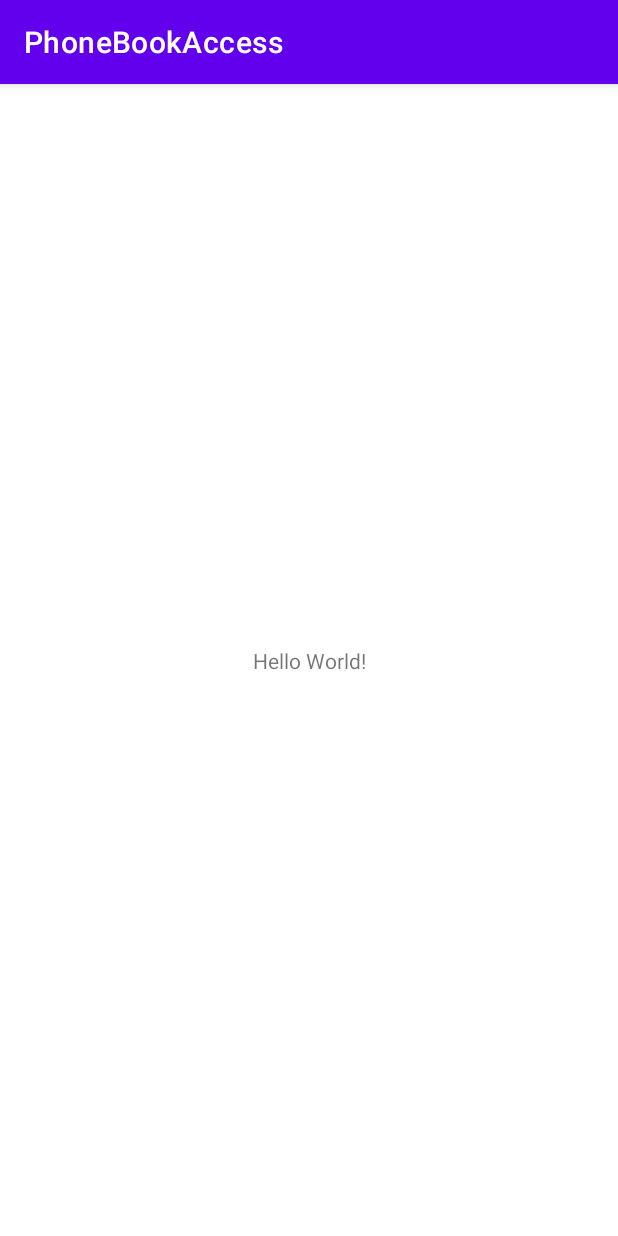
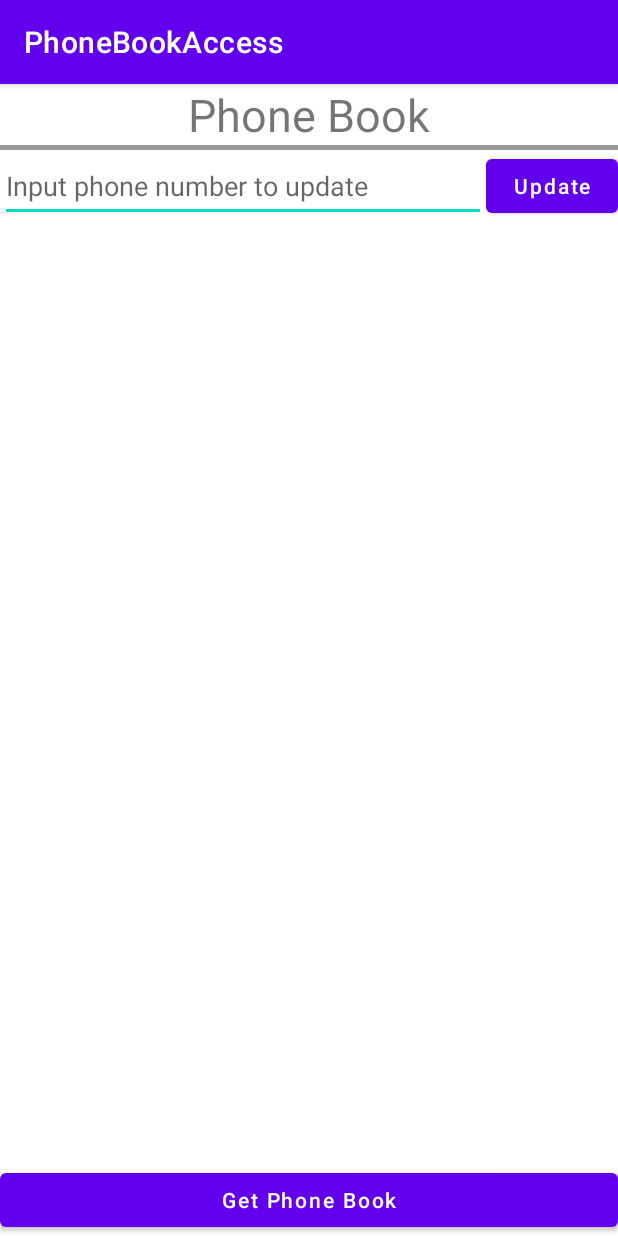
Before and after one commit to LinShuHung/PhonebookAccess, an Android app: the screen it shows after launch (MainActivity), on a phone screen of 412 x 824 dp. Run offline under Robolectric (Android 15) with nearby library versions, the phone set to English and light mode, and no system bars.

Commit message:
Add layout

```diff
--- a/app/src/main/java/com/suhun/phonebookaccess/MainActivity.java
+++ b/app/src/main/java/com/suhun/phonebookaccess/MainActivity.java
@@ -3,6 +3,7 @@ package com.suhun.phonebookaccess;
 import androidx.appcompat.app.AppCompatActivity;
 
 import android.os.Bundle;
+import android.view.View;
 
 public class MainActivity extends AppCompatActivity {
 
@@ -11,4 +12,8 @@ public class MainActivity extends AppCompatActivity {
         super.onCreate(savedInstanceState);
         setContentView(R.layout.activity_main);
     }
+
+    public void updateFun(View view){
+
+    }
 }
--- a/app/src/main/res/layout/activity_main.xml
+++ b/app/src/main/res/layout/activity_main.xml
@@ -1,18 +1,63 @@
 <?xml version="1.0" encoding="utf-8"?>
-<androidx.constraintlayout.widget.ConstraintLayout xmlns:android="http://schemas.android.com/apk/res/android"
+<LinearLayout
+    xmlns:android="http://schemas.android.com/apk/res/android"
     xmlns:app="http://schemas.android.com/apk/res-auto"
     xmlns:tools="http://schemas.android.com/tools"
     android:layout_width="match_parent"
     android:layout_height="match_parent"
+    android:orientation="vertical"
     tools:context=".MainActivity">
 
     <TextView
-        android:layout_width="wrap_content"
+        android:layout_width="match_parent"
         android:layout_height="wrap_content"
-        android:text="Hello World!"
-        app:layout_constraintBottom_toBottomOf="parent"
-        app:layout_constraintEnd_toEndOf="parent"
-        app:layout_constraintStart_toStartOf="parent"
-        app:layout_constraintTop_toTopOf="parent" />
+        android:text="Phone Book"
+        android:textSize="30sp"
+        android:gravity="center_horizontal"
+        />
+    <View
+        android:layout_width="match_parent"
+        android:layout_height="3dp"
+        android:background="#999"
+        />
+    <RelativeLayout
+        android:layout_width="match_parent"
+        android:layout_height="wrap_content"
+        >
+        <Button
+            android:id="@+id/lid_updateBtn"
+            android:layout_width="wrap_content"
+            android:layout_height="wrap_content"
+            android:layout_alignParentRight="true"
+            android:layout_alignParentTop="true"
+            android:text="Update"
+            android:textAllCaps="false"
+            android:onClick="updateFun"
+            />
 
-</androidx.constraintlayout.widget.ConstraintLayout>
+        <EditText
+            android:id="@+id/lid_updateInput"
+            android:layout_width="wrap_content"
+            android:layout_height="wrap_content"
+            android:layout_alignParentLeft="true"
+            android:layout_toLeftOf="@id/lid_updateBtn"
+            android:hint="Input phone number to update"
+            android:minHeight="48dp" />
+        <Button
+            android:id="@+id/lid_getPhonebookBtn"
+            android:layout_width="match_parent"
+            android:layout_height="wrap_content"
+            android:layout_alignParentBottom="true"
+            android:layout_alignParentLeft="true"
+            android:text="Get Phone Book"
+            android:textAllCaps="false"
+            />
+        <ListView
+            android:id="@+id/lid_phonebookContent"
+            android:layout_width="match_parent"
+            android:layout_height="wrap_content"
+            android:layout_below="@id/lid_updateInput"
+            android:layout_above="@id/lid_getPhonebookBtn"
+            />
+    </RelativeLayout>
+</LinearLayout>
```
Also changed, not shown: 1 other file.
